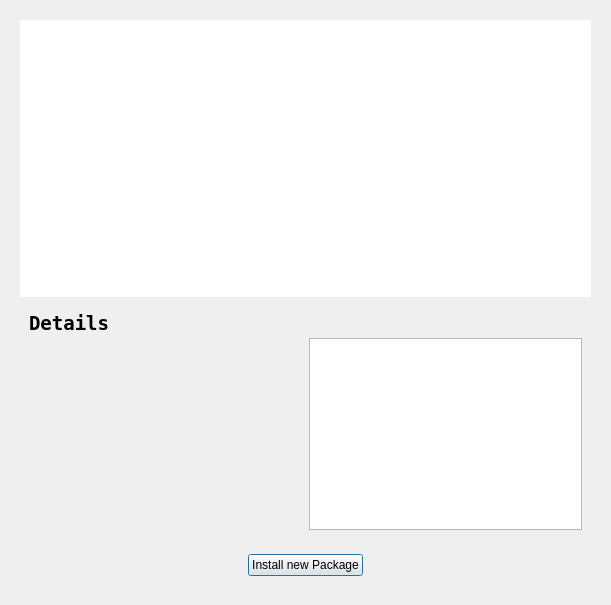
This is src/ui/package_manager.ui in Mudlet/Mudlet as Qt 5 draws it before an edit. The edited form follows.
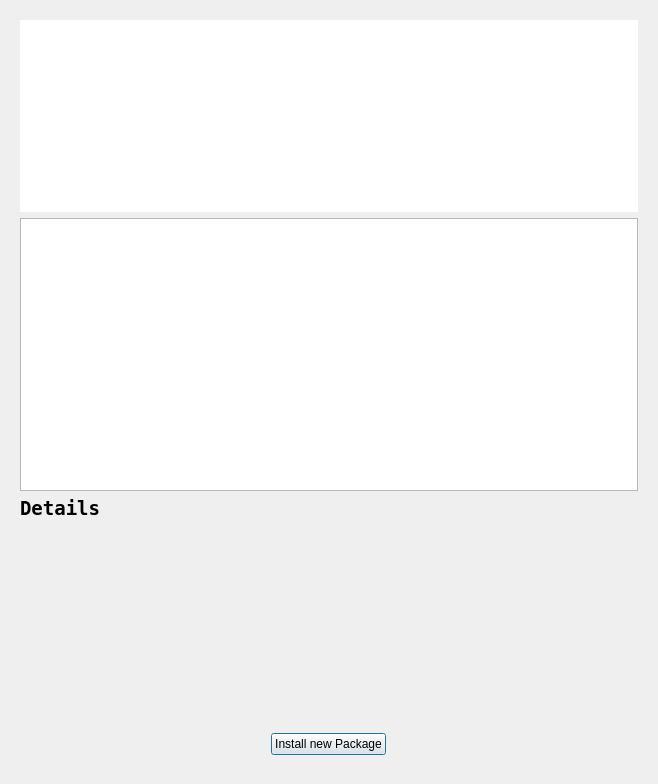
This is the edited form.

Commit message: only show infos if there are some + position of description

The edit to the form file:
```diff
--- a/src/ui/package_manager.ui
+++ b/src/ui/package_manager.ui
@@ -6,10 +6,16 @@
    <rect>
     <x>0</x>
     <y>0</y>
-    <width>611</width>
-    <height>605</height>
+    <width>658</width>
+    <height>784</height>
    </rect>
   </property>
+  <property name="sizePolicy">
+   <sizepolicy hsizetype="Preferred" vsizetype="Preferred">
+    <horstretch>0</horstretch>
+    <verstretch>0</verstretch>
+   </sizepolicy>
+  </property>
   <layout class="QVBoxLayout" name="verticalLayout_3">
    <item>
     <widget class="QWidget" name="widget" native="true">
@@ -22,6 +28,12 @@
      <layout class="QVBoxLayout" name="verticalLayout_2">
       <item>
        <widget class="QTableWidget" name="packageTable">
+        <property name="sizePolicy">
+         <sizepolicy hsizetype="Expanding" vsizetype="Minimum">
+          <horstretch>0</horstretch>
+          <verstretch>0</verstretch>
+         </sizepolicy>
+        </property>
         <property name="autoFillBackground">
          <bool>false</bool>
         </property>
@@ -67,16 +79,31 @@
        </widget>
       </item>
       <item>
-       <widget class="QWidget" name="widget_3" native="true">
-        <layout class="QHBoxLayout" name="horizontalLayout_3">
+       <widget class="QTextBrowser" name="packageDescription">
+        <property name="sizePolicy">
+         <sizepolicy hsizetype="Expanding" vsizetype="MinimumExpanding">
+          <horstretch>0</horstretch>
+          <verstretch>0</verstretch>
+         </sizepolicy>
+        </property>
+        <property name="focusPolicy">
+         <enum>Qt::NoFocus</enum>
+        </property>
+        <property name="readOnly">
+         <bool>true</bool>
+        </property>
+        <property name="openExternalLinks">
+         <bool>true</bool>
+        </property>
+        <property name="openLinks">
+         <bool>true</bool>
+        </property>
+       </widget>
+      </item>
          <item>
-          <layout class="QHBoxLayout" name="horizontalLayout_2">
-           <item>
-            <layout class="QVBoxLayout" name="verticalLayout">
-             <item>
-              <widget class="QLabel" name="label">
+       <widget class="QLabel" name="detailsLabel">
                <property name="sizePolicy">
-                <sizepolicy hsizetype="Maximum" vsizetype="Fixed">
+         <sizepolicy hsizetype="Minimum" vsizetype="Fixed">
                  <horstretch>0</horstretch>
                  <verstretch>0</verstretch>
                 </sizepolicy>
@@ -103,7 +130,7 @@
              <item>
               <widget class="QTableWidget" name="additionalDetails">
                <property name="sizePolicy">
-                <sizepolicy hsizetype="Minimum" vsizetype="Maximum">
+         <sizepolicy hsizetype="Minimum" vsizetype="Preferred">
                  <horstretch>0</horstretch>
                  <verstretch>0</verstretch>
                 </sizepolicy>
@@ -138,55 +165,6 @@
                </attribute>
                <column/>
                <column/>
-              </widget>
-             </item>
-            </layout>
-           </item>
-           <item>
-            <layout class="QVBoxLayout" name="verticalLayout_4">
-             <item>
-              <spacer name="verticalSpacer">
-               <property name="orientation">
-                <enum>Qt::Vertical</enum>
-               </property>
-               <property name="sizeType">
-                <enum>QSizePolicy::Fixed</enum>
-               </property>
-               <property name="sizeHint" stdset="0">
-                <size>
-                 <width>20</width>
-                 <height>26</height>
-                </size>
-               </property>
-              </spacer>
-             </item>
-             <item>
-              <widget class="QTextBrowser" name="packageDescription">
-               <property name="sizePolicy">
-                <sizepolicy hsizetype="Minimum" vsizetype="Maximum">
-                 <horstretch>0</horstretch>
-                 <verstretch>0</verstretch>
-                </sizepolicy>
-               </property>
-               <property name="focusPolicy">
-                <enum>Qt::NoFocus</enum>
-               </property>
-               <property name="readOnly">
-                <bool>true</bool>
-               </property>
-               <property name="openExternalLinks">
-                <bool>true</bool>
-               </property>
-               <property name="openLinks">
-                <bool>true</bool>
-               </property>
-              </widget>
-             </item>
-            </layout>
-           </item>
-          </layout>
-         </item>
-        </layout>
        </widget>
       </item>
       <item>
```
Lines whose indentation alone changed are shown as unchanged. The commit also changes 2 other files.
